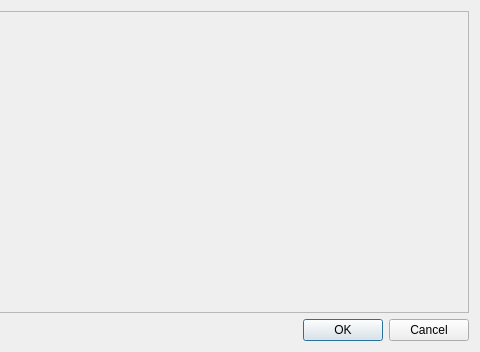
Old version of the form tp_interface/ui/metadata_window.ui in the repository nickdmakes/tek-plexor; both pictures show x 340 to 820 and y 0 to 352 of the 820 by 352 pixel window.
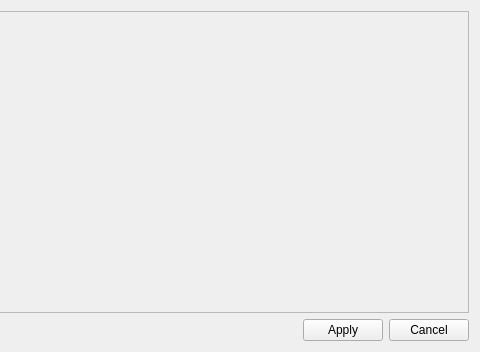
New version of the form.

```diff
--- a/tp_interface/ui/metadata_window.ui
+++ b/tp_interface/ui/metadata_window.ui
@@ -84,8 +84,11 @@
          <verstretch>0</verstretch>
         </sizepolicy>
        </property>
+       <property name="layoutDirection">
+        <enum>Qt::RightToLeft</enum>
+       </property>
        <property name="standardButtons">
-        <set>QDialogButtonBox::Cancel|QDialogButtonBox::Ok</set>
+        <set>QDialogButtonBox::Apply|QDialogButtonBox::Cancel</set>
        </property>
       </widget>
      </item>
```
